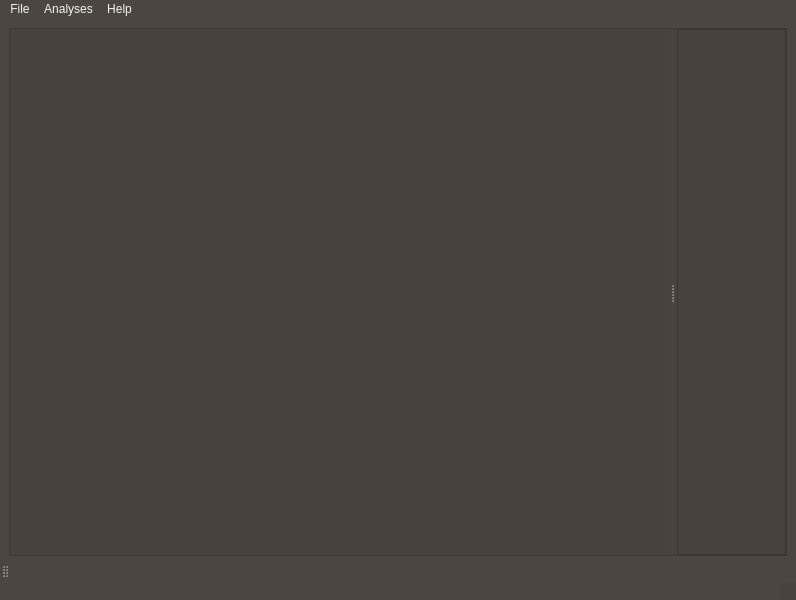
CommanderPho/pyPhoPlaceCellAnalysis, file src/pyphoplacecellanalysis/GUI/PyQtPlot/Windows/MainPipelineWindow.ui: the form before one commit.
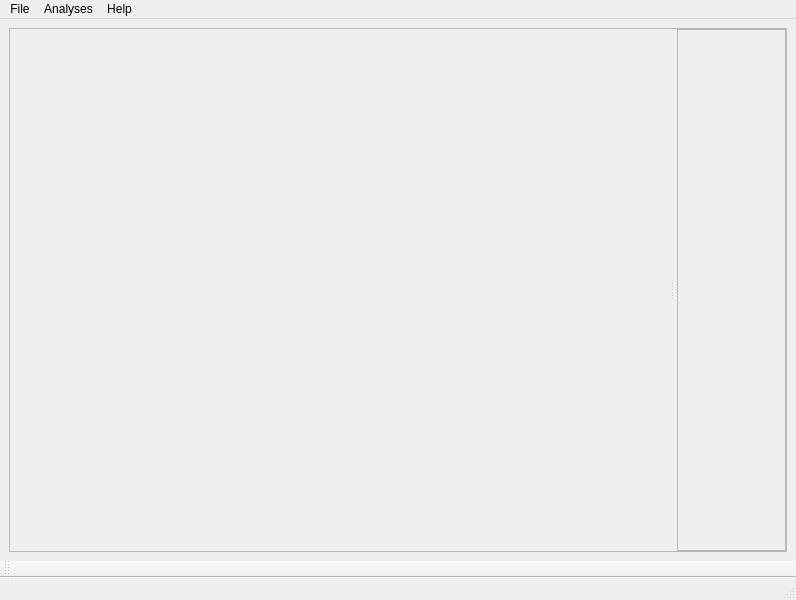
The form after the commit. Icons and pictures are not drawn. Custom widgets are drawn as their Qt base class.

Commit message: added basic BreezeStylesheets support to pyqtplot_MainWindow, which is responsible for rendering the flowchart window

Diff of the .ui file:
```diff
--- a/src/pyphoplacecellanalysis/GUI/PyQtPlot/Windows/MainPipelineWindow.ui
+++ b/src/pyphoplacecellanalysis/GUI/PyQtPlot/Windows/MainPipelineWindow.ui
@@ -17,13 +17,6 @@
    <iconset resource="../../../Resources/GuiResources.qrc">
     <normaloff>:/Icons/Icons/ProcessIcon.ico</normaloff>:/Icons/Icons/ProcessIcon.ico</iconset>
   </property>
-  <property name="styleSheet">
-   <string notr="true">background-color: rgb(71, 58, 46);
-border-color: rgb(207, 207, 207);
-background-color: rgba(71, 65, 60, 180);
-color: rgb(244, 244, 244);
-border-color: rgb(0, 0, 0);</string>
-  </property>
   <property name="iconSize">
    <size>
     <width>32</width>
```
The commit also changes 2 other files.
